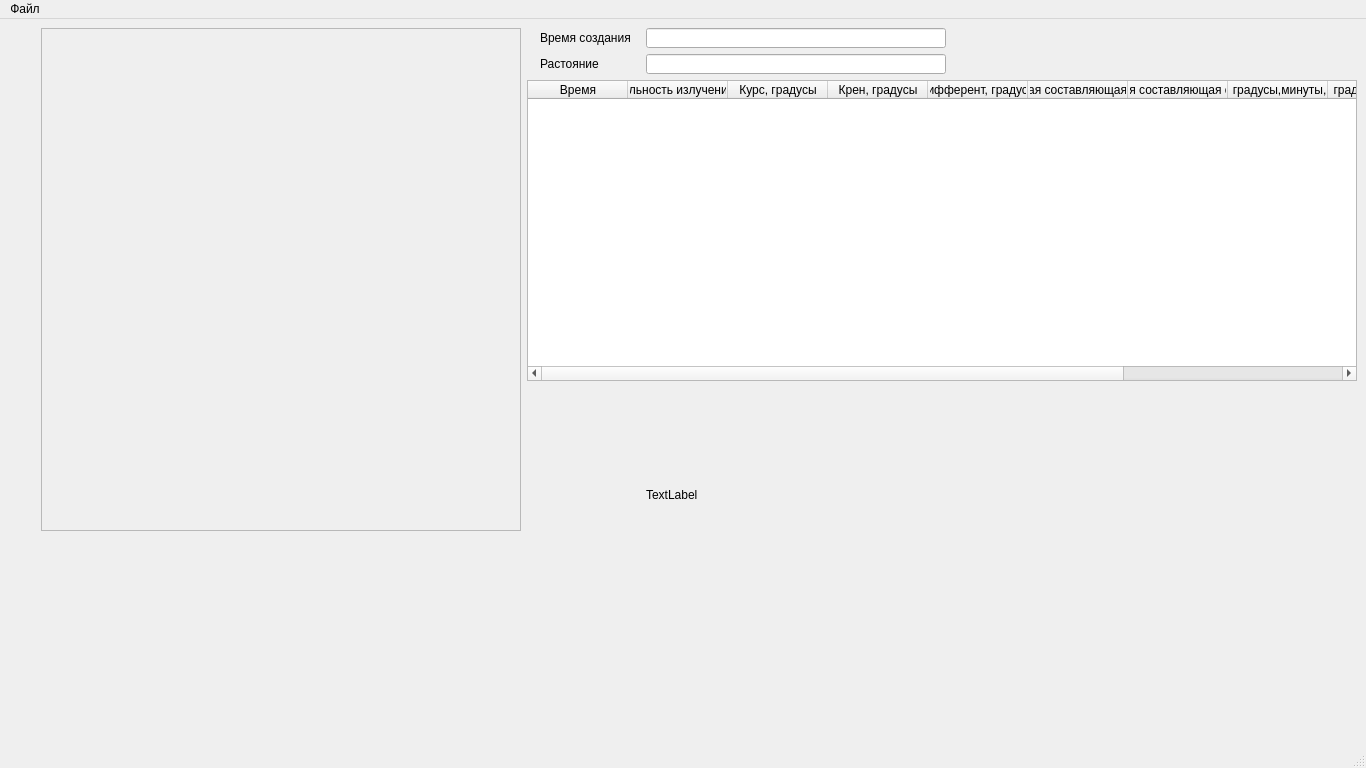
First picture: the form in mainwindow.ui, repository uemche/GBOVisualyzer, before the edit.
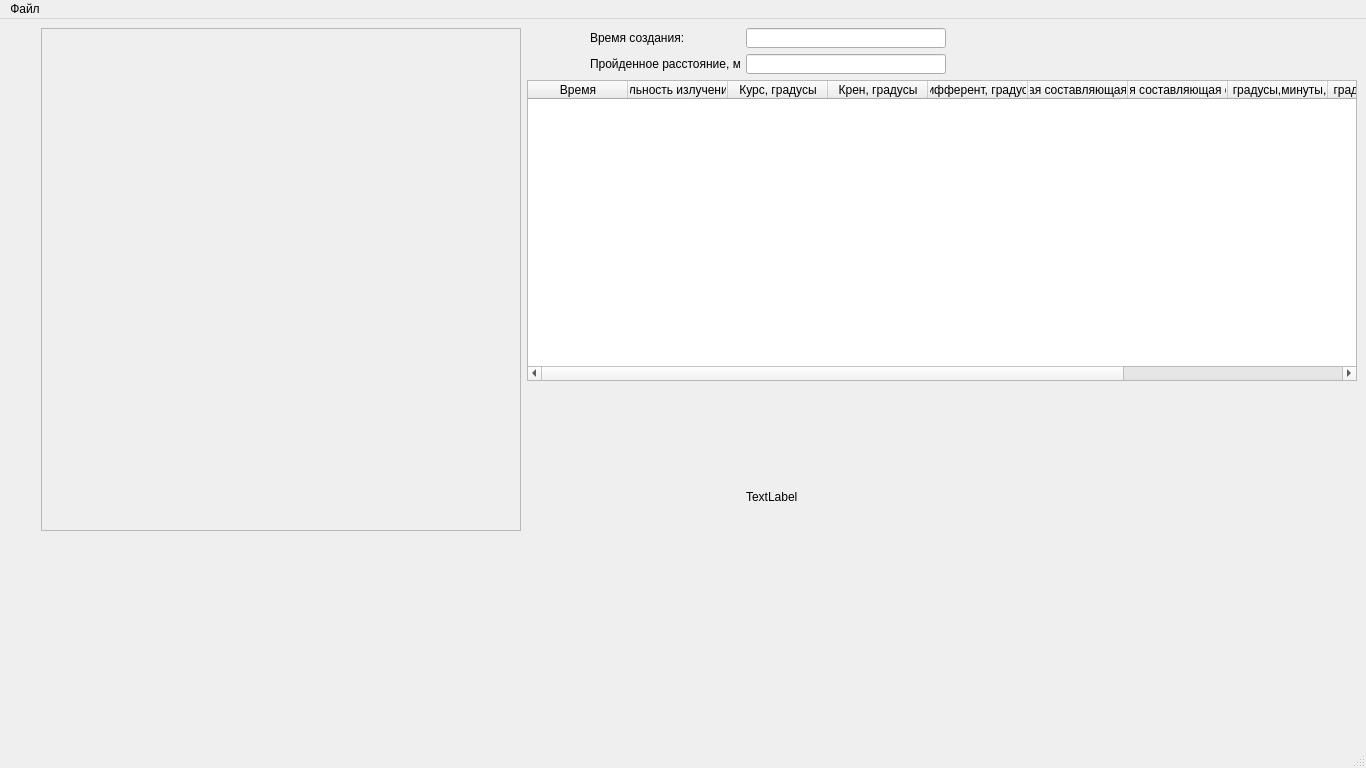
Second picture: the form after the edit. Custom widgets are drawn as their Qt base class.

```diff
--- a/mainwindow.ui
+++ b/mainwindow.ui
@@ -27,6 +27,36 @@
   </property>
   <widget class="QWidget" name="centralwidget">
    <layout class="QGridLayout" name="gridLayout">
+    <item row="0" column="3">
+     <widget class="QLineEdit" name="timeCreate">
+      <property name="sizePolicy">
+       <sizepolicy hsizetype="Fixed" vsizetype="Fixed">
+        <horstretch>0</horstretch>
+        <verstretch>0</verstretch>
+       </sizepolicy>
+      </property>
+      <property name="minimumSize">
+       <size>
+        <width>200</width>
+        <height>20</height>
+       </size>
+      </property>
+      <property name="maximumSize">
+       <size>
+        <width>200</width>
+        <height>20</height>
+       </size>
+      </property>
+      <property name="font">
+       <font>
+        <family>Segoe UI Semibold</family>
+       </font>
+      </property>
+      <property name="readOnly">
+       <bool>true</bool>
+      </property>
+     </widget>
+    </item>
     <item row="5" column="0">
      <widget class="QCustomPlot" name="histoPlot" native="true">
       <property name="sizePolicy">
@@ -49,7 +79,23 @@
       </property>
      </widget>
     </item>
-    <item row="0" column="2">
+    <item row="3" column="1" rowspan="3" colspan="3">
+     <widget class="QCustomPlot" name="reliefPlot" native="true">
+      <property name="sizePolicy">
+       <sizepolicy hsizetype="Ignored" vsizetype="Preferred">
+        <horstretch>0</horstretch>
+        <verstretch>0</verstretch>
+       </sizepolicy>
+      </property>
+      <property name="minimumSize">
+       <size>
+        <width>405</width>
+        <height>350</height>
+       </size>
+      </property>
+     </widget>
+    </item>
+    <item row="0" column="2" alignment="Qt::AlignRight">
      <widget class="QLabel" name="label_2">
       <property name="sizePolicy">
        <sizepolicy hsizetype="Fixed" vsizetype="Fixed">
@@ -59,13 +105,13 @@
       </property>
       <property name="minimumSize">
        <size>
-        <width>100</width>
+        <width>150</width>
         <height>20</height>
        </size>
       </property>
       <property name="maximumSize">
        <size>
-        <width>100</width>
+        <width>150</width>
         <height>20</height>
        </size>
       </property>
@@ -75,7 +121,7 @@
        </font>
       </property>
       <property name="text">
-       <string>Время создания</string>
+       <string>Время создания:</string>
       </property>
      </widget>
     </item>
@@ -150,6 +196,35 @@
       </column>
      </widget>
     </item>
+    <item row="4" column="3">
+     <widget class="QLabel" name="label">
+      <property name="text">
+       <string>TextLabel</string>
+      </property>
+     </widget>
+    </item>
+    <item row="1" column="3" alignment="Qt::AlignLeft">
+     <widget class="QLineEdit" name="spacingLine">
+      <property name="sizePolicy">
+       <sizepolicy hsizetype="Fixed" vsizetype="Fixed">
+        <horstretch>0</horstretch>
+        <verstretch>0</verstretch>
+       </sizepolicy>
+      </property>
+      <property name="minimumSize">
+       <size>
+        <width>200</width>
+        <height>20</height>
+       </size>
+      </property>
+      <property name="maximumSize">
+       <size>
+        <width>200</width>
+        <height>20</height>
+       </size>
+      </property>
+     </widget>
+    </item>
     <item row="3" column="4" rowspan="3">
      <widget class="QCustomPlot" name="trekPlot" native="true">
       <property name="sizePolicy">
@@ -201,60 +276,7 @@
       </widget>
      </widget>
     </item>
-    <item row="4" column="3">
-     <widget class="QLabel" name="label">
-      <property name="text">
-       <string>TextLabel</string>
-      </property>
-     </widget>
-    </item>
-    <item row="0" column="3">
-     <widget class="QLineEdit" name="timeCreate">
-      <property name="sizePolicy">
-       <sizepolicy hsizetype="Fixed" vsizetype="Fixed">
-        <horstretch>0</horstretch>
-        <verstretch>0</verstretch>
-       </sizepolicy>
-      </property>
-      <property name="minimumSize">
-       <size>
-        <width>300</width>
-        <height>20</height>
-       </size>
-      </property>
-      <property name="maximumSize">
-       <size>
-        <width>300</width>
-        <height>20</height>
-       </size>
-      </property>
-      <property name="font">
-       <font>
-        <family>Segoe UI Semibold</family>
-       </font>
-      </property>
-      <property name="readOnly">
-       <bool>true</bool>
-      </property>
-     </widget>
-    </item>
-    <item row="3" column="1" rowspan="3" colspan="3">
-     <widget class="QCustomPlot" name="reliefPlot" native="true">
-      <property name="sizePolicy">
-       <sizepolicy hsizetype="Ignored" vsizetype="Preferred">
-        <horstretch>0</horstretch>
-        <verstretch>0</verstretch>
-       </sizepolicy>
-      </property>
-      <property name="minimumSize">
-       <size>
-        <width>405</width>
-        <height>350</height>
-       </size>
-      </property>
-     </widget>
-    </item>
-    <item row="1" column="2">
+    <item row="1" column="2" alignment="Qt::AlignRight">
      <widget class="QLabel" name="label_3">
       <property name="sizePolicy">
        <sizepolicy hsizetype="Fixed" vsizetype="Fixed">
@@ -264,13 +286,13 @@
       </property>
       <property name="minimumSize">
        <size>
-        <width>100</width>
+        <width>150</width>
         <height>20</height>
        </size>
       </property>
       <property name="maximumSize">
        <size>
-        <width>100</width>
+        <width>150</width>
         <height>20</height>
        </size>
       </property>
@@ -280,29 +302,7 @@
        </font>
       </property>
       <property name="text">
-       <string>Растояние</string>
-      </property>
-     </widget>
-    </item>
-    <item row="1" column="3">
-     <widget class="QLineEdit" name="spacingLine">
-      <property name="sizePolicy">
-       <sizepolicy hsizetype="Fixed" vsizetype="Fixed">
-        <horstretch>0</horstretch>
-        <verstretch>0</verstretch>
-       </sizepolicy>
-      </property>
-      <property name="minimumSize">
-       <size>
-        <width>300</width>
-        <height>20</height>
-       </size>
-      </property>
-      <property name="maximumSize">
-       <size>
-        <width>300</width>
-        <height>20</height>
-       </size>
+       <string>Пройденное расстояние, м:</string>
       </property>
      </widget>
     </item>
```
Left out of the diff: 4 changed lines with no effect on the pictures.
